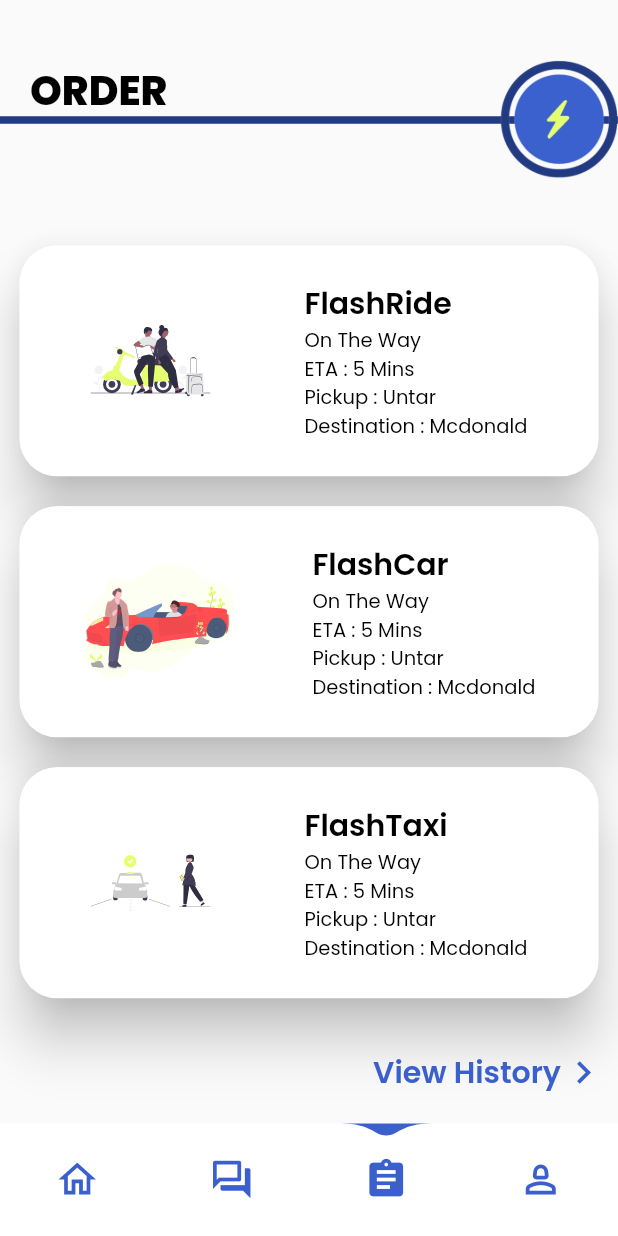
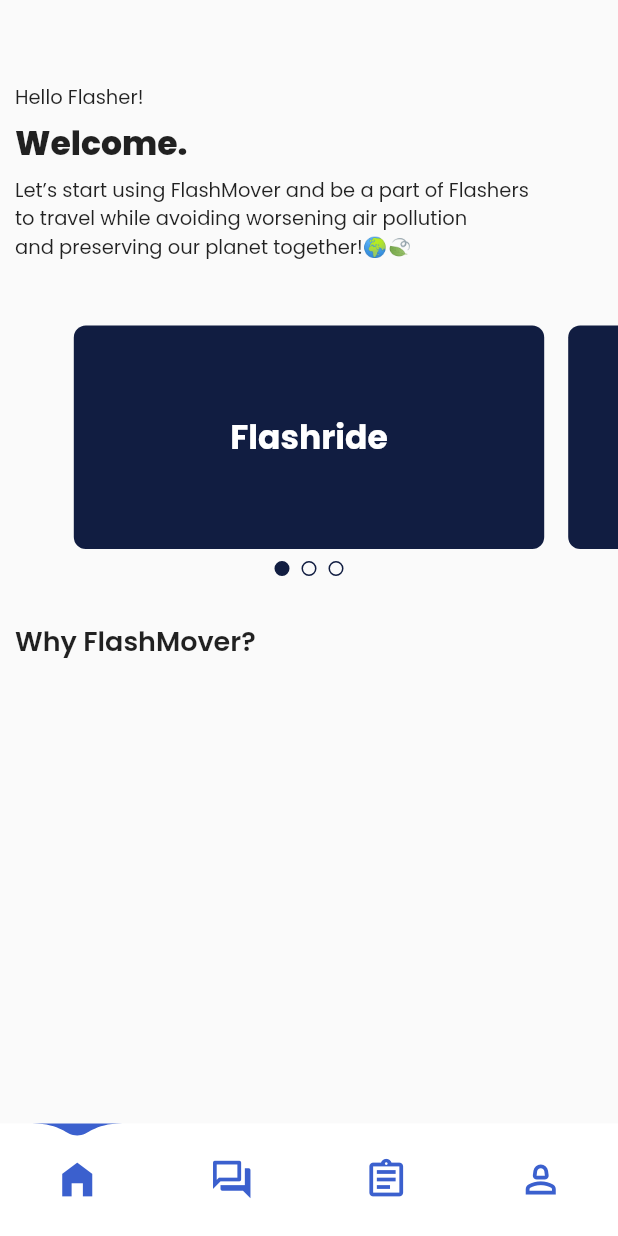
Before and after one commit to Ceee17/Online_Transportation, a Flutter app: the screen it shows after launch, on a phone screen of 412 x 824 dp. Run offline on Flutter 3.47's test engine with Material 2 defaults, Android fonts, the phone set to English and light mode, and no system bars; drawn by our look-alikes of carousel_slider, water_drop_nav_bar; our stand-ins replace flutter_svg.

Commit message:
penambahan landing page belum selesai bullets list

```diff
--- a/lib/main.dart
+++ b/lib/main.dart
@@ -1,6 +1,7 @@
 // ignore_for_file: unused_import
 
 import 'package:flutter/material.dart';
+import 'package:project_uts_online_transportation/pages/landingpage.dart';
 import 'pages/loginpage.dart';
 import 'pages/loadingpage.dart';
 import 'package:project_uts_online_transportation/pages/account_page.dart';
@@ -13,6 +14,8 @@ import 'pages/searchingdriver.dart';
 import 'pages/flashride_page.dart';
 import 'pages/imagebutton.dart';
 import 'pages/moveperson_page.dart';
+import 'pages/signuppage.dart';
+import 'pages/landingpage.dart';
 import 'pages/template/templatehead.dart';
 
 void main() {
@@ -34,6 +37,6 @@ class MyApp extends StatelessWidget {
           HistoryPage.idScreen: (context) => HistoryPage(),
           AccountPage.idScreen: (context) => AccountPage(),
         },
-        home: OrderPage());
+        home: LandingPage());
   }
 }
--- /dev/null
+++ b/lib/pages/landingpage.dart
@@ -0,0 +1,155 @@
+import 'package:flutter/material.dart';
+import 'package:carousel_slider/carousel_slider.dart';
+import 'package:project_uts_online_transportation/pages/template/template_nav_bar.dart';
+
+void main() {
+  runApp(MaterialApp(
+    home: LandingPage(),
+  ));
+}
+
+class LandingPage extends StatefulWidget {
+  @override
+  _LandingPageState createState() => _LandingPageState();
+}
+
+class _LandingPageState extends State<LandingPage> {
+  int _selectedIndex = 0;
+  final List<String> menuItems = ['Flashride', 'Flashcar', 'Flashtaxi'];
+  int _currentIndex = 0;
+  CarouselController _carouselController = CarouselController();
+
+  void _onItemTapped(int index) {
+    setState(() {
+      _selectedIndex = index;
+      // if (index == 3) {
+      //   Navigator.pushNamed(context, AccountPage.idScreen);
+      // }
+    });
+  }
+
+  @override
+  Widget build(BuildContext context) {
+    return Scaffold(
+      body: Column(
+        crossAxisAlignment: CrossAxisAlignment.start,
+        children: [
+          SizedBox(height: 45),
+          Padding(
+            padding: EdgeInsets.all(10),
+            child: Column(
+              crossAxisAlignment: CrossAxisAlignment.start,
+              children: [
+                Text(
+                  'Hello Flasher!',
+                  style: TextStyle(
+                    fontSize: 13,
+                    fontWeight: FontWeight.w400,
+                  ),
+                ),
+                SizedBox(height: 5),
+                Text(
+                  'Welcome.',
+                  style: TextStyle(
+                    fontSize: 22,
+                    fontWeight: FontWeight.w900,
+                  ),
+                ),
+                SizedBox(height: 5),
+                Text(
+                  "Let’s start using FlashMover and be a part of Flashers\n"
+                  "to travel while avoiding worsening air pollution\n"
+                  "and preserving our planet together!🌍🍃",
+                  style: TextStyle(
+                    fontSize: 13,
+                    fontWeight: FontWeight.w400,
+                  ),
+                ),
+              ],
+            ),
+          ),
+          SizedBox(height: 25),
+          CarouselSlider(
+            items: menuItems.map((menu) {
+              return Container(
+                margin: EdgeInsets.all(8),
+                decoration: BoxDecoration(
+                  color: Color(0xff111d41),
+                  borderRadius: BorderRadius.circular(8.0),
+                ),
+                child: Center(
+                  child: Text(
+                    menu,
+                    style: TextStyle(
+                      fontSize: 22,
+                      color: Colors.white,
+                      fontWeight: FontWeight.bold,
+                    ),
+                  ),
+                ),
+              );
+            }).toList(),
+            options: CarouselOptions(
+              height: 165,
+              aspectRatio: 16 / 9,
+              viewportFraction: 0.8,
+              initialPage: 0,
+              enableInfiniteScroll: false,
+              reverse: false,
+              autoPlay: false,
+              scrollDirection: Axis.horizontal,
+              onPageChanged: (index, reason) {
+                setState(() {
+                  _currentIndex = index;
+                });
+              },
+            ),
+            carouselController: _carouselController,
+          ),
+          Row(
+            mainAxisAlignment: MainAxisAlignment.center,
+            children: menuItems.asMap().entries.map((entry) {
+              return GestureDetector(
+                onTap: () {
+                  _carouselController.animateToPage(entry.key);
+                },
+                child: Container(
+                  width: 10,
+                  height: 10,
+                  margin: EdgeInsets.symmetric(horizontal: 4.0),
+                  decoration: BoxDecoration(
+                    shape: BoxShape.circle,
+                    color: _currentIndex == entry.key
+                        ? Color(0xff111d41)
+                        : Colors.transparent,
+                    border: Border.all(
+                      color: Color(0xff111d41),
+                      width: 1,
+                    ),
+                  ),
+                ),
+              );
+            }).toList(),
+          ),
+          SizedBox(
+            height: 20,
+          ),
+          Padding(
+            padding: const EdgeInsets.all(10),
+            child: Text(
+              'Why FlashMover?',
+              style: TextStyle(
+                fontSize: 18,
+                fontWeight: FontWeight.w600,
+              ),
+            ),
+          ),
+        ],
+      ),
+      bottomNavigationBar: CustomNavBar(
+        selectedIndex: _selectedIndex,
+        onItemSelected: _onItemTapped,
+      ),
+    );
+  }
+}
--- a/pubspec.yaml
+++ b/pubspec.yaml
@@ -30,6 +30,7 @@ environment:
 dependencies:
   flutter:
     sdk: flutter
+  carousel_slider: ^4.0.0
 
   # The following adds the Cupertino Icons font to your application.
   # Use with the CupertinoIcons class for iOS style icons.
```
Also changed, not shown: lib/pages/flashpick.dart (+4 -6 lines), lib/pages/loadingpage.dart (+8 -10 lines), lib/pages/loginpage.dart (+5 -21 lines), lib/pages/searchingdriver.dart (+4 -6 lines), lib/pages/signuppage.dart (+206 -0 lines), lib/pages/startingpage.dart (+9 -6 lines), lib/assets/images/Message.png (added), lib/assets/images/forgot password.png (added), pubspec.lock.
